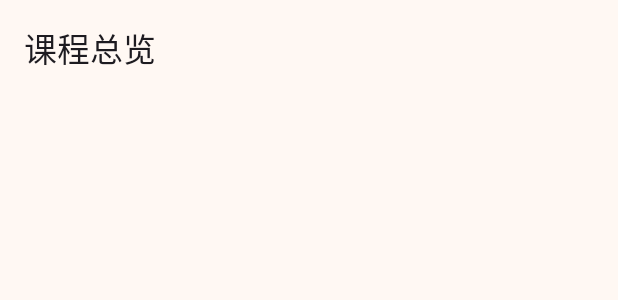
After one commit to muqing153/Android_KcTab, an Android app: the layout activity_course_overview.xml on its own in the app's theme, with its tools: preview values and no code run, on a phone screen of 412 x 824 dp. The commit adds this screen. Shown: the top 300 px of the screen. Run offline under Robolectric (Android 15) with nearby library versions, the phone set to English and light mode, and no system bars.

Commit message:
feat/ui: 优化课程表功能和用户界面
- 新增课程总览页面，展示所有课程信息
- 优化课程列表显示，增加空教室名称处理
-改进课程数据加载和初始化逻辑
- 修复部分界面布局问题
- 优化关于页面格式

```diff
--- a/app/build.gradle
+++ b/app/build.gradle
@@ -1,5 +1,6 @@
 plugins {
     alias(libs.plugins.android.application)
+    alias(libs.plugins.jetbrains.kotlin.android)
 }
 
 android {
@@ -50,4 +51,7 @@ dependencies {
     implementation("androidx.palette:palette:1.0.0")
     implementation 'io.noties.markwon:core:4.6.2'
     implementation "io.noties.markwon:html:4.6.2"
+    implementation libs.appcompat
+    implementation libs.material
+    implementation libs.constraintlayout
 }
--- a/app/src/main/java/com/muqing/kctab/Activity/activity_about_software.java
+++ b/app/src/main/java/com/muqing/kctab/Activity/activity_about_software.java
@@ -83,6 +83,4 @@ public class activity_about_software extends AppCompatActivity<ActivityAboutSoft
     protected ActivityAboutSoftwareBinding getViewBindingObject(LayoutInflater layoutInflater) {
         return ActivityAboutSoftwareBinding.inflate(layoutInflater);
     }
-
-
 }
--- /dev/null
+++ b/app/src/main/res/layout/activity_course_overview.xml
@@ -0,0 +1,30 @@
+<?xml version="1.0" encoding="utf-8"?>
+<androidx.coordinatorlayout.widget.CoordinatorLayout xmlns:android="http://schemas.android.com/apk/res/android"
+    xmlns:app="http://schemas.android.com/apk/res-auto"
+    xmlns:tools="http://schemas.android.com/tools"
+    android:id="@+id/main"
+    android:layout_width="match_parent"
+    android:layout_height="match_parent"
+    tools:context=".Activity.CourseOverviewActivity">
+
+    <com.google.android.material.appbar.AppBarLayout
+        android:layout_width="match_parent"
+        android:layout_height="wrap_content">
+
+        <com.google.android.material.appbar.MaterialToolbar
+            android:id="@+id/toolbar"
+            android:layout_width="match_parent"
+            android:layout_height="?attr/actionBarSize"
+            app:title="课程总览"/>
+    </com.google.android.material.appbar.AppBarLayout>
+    <LinearLayout
+        android:layout_width="match_parent"
+        android:layout_height="match_parent">
+
+        <androidx.recyclerview.widget.RecyclerView
+            android:id="@+id/recyclerview"
+            android:layout_width="match_parent"
+            android:layout_height="wrap_content" />
+    </LinearLayout>
+
+</androidx.coordinatorlayout.widget.CoordinatorLayout>
--- a/app/src/main/res/layout/fragment_kebiao.xml
+++ b/app/src/main/res/layout/fragment_kebiao.xml
@@ -11,10 +11,9 @@
         android:layout_height="match_parent"
         android:scrollbars="none"
         tools:ignore="UselessParent">
-
         <androidx.recyclerview.widget.RecyclerView
             android:id="@+id/recyclerview"
-            android:layout_width="0dp"
+            android:layout_width="wrap_content"
             android:layout_height="wrap_content"
             android:overScrollMode="never"
             android:padding="9dp" />
```
Also changed, not shown: app/src/main/AndroidManifest.xml (+5 -5 lines), app/src/main/java/com/muqing/kctab/Activity/CourseOverviewActivity.java (added, +28 -0 lines), app/src/main/java/com/muqing/kctab/Adapter/GridAdapter.java (+8 -11 lines), app/src/main/java/com/muqing/kctab/Curriculum.java (+9 -0 lines), app/src/main/java/com/muqing/kctab/KcLei.java (+9 -6 lines), app/src/main/java/com/muqing/kctab/SmartHorizontalScrollView.java (+36 -6 lines), 1 other file.
